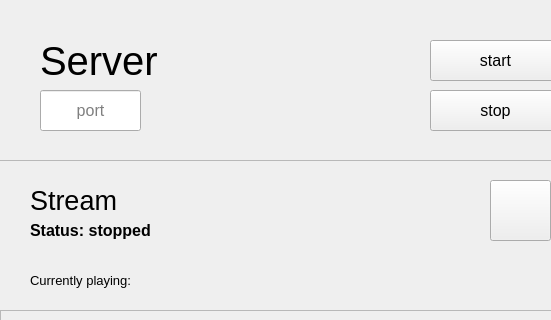
Above: Server/server.ui from MartinMinkov/Comm-Audio before the change; both pictures show x 0 to 551 and y 0 to 320 of the 902 by 734 pixel window. Below: the same form after it.
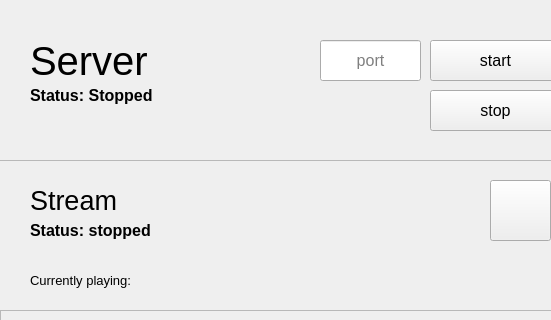
That is the form after the change. Icons and pictures are not drawn.

```diff
--- a/Server/server.ui
+++ b/Server/server.ui
@@ -43,8 +43,8 @@
    <widget class="QLineEdit" name="etPort">
     <property name="geometry">
      <rect>
-      <x>40</x>
-      <y>70</y>
+      <x>320</x>
+      <y>20</y>
       <width>101</width>
       <height>41</height>
      </rect>
@@ -105,7 +105,7 @@
    <widget class="QLabel" name="label_server_title">
     <property name="geometry">
      <rect>
-      <x>40</x>
+      <x>30</x>
       <y>20</y>
       <width>141</width>
       <height>41</height>
@@ -122,6 +122,27 @@
      <string>Server</string>
     </property>
    </widget>
+   <widget class="QLabel" name="label_server_status">
+    <property name="geometry">
+     <rect>
+      <x>30</x>
+      <y>60</y>
+      <width>181</width>
+      <height>31</height>
+     </rect>
+    </property>
+    <property name="font">
+     <font>
+      <family>Segoe UI</family>
+      <pointsize>12</pointsize>
+      <weight>75</weight>
+      <bold>true</bold>
+     </font>
+    </property>
+    <property name="text">
+     <string>Status: Stopped</string>
+    </property>
+   </widget>
   </widget>
   <widget class="QFrame" name="panel_bg_server_stream">
    <property name="geometry">
```
